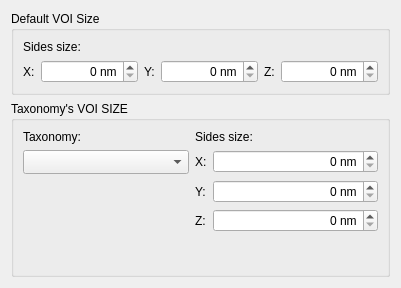
Before: the Qt Designer form App/Settings/VOI/RectangularVOISettings.ui in FelixdelasPozas/EspINA, drawn with Qt 5.
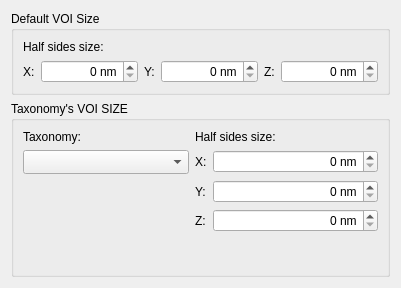
After: the same form once the commit is applied. Custom widgets are drawn as their Qt base class.

```diff
--- a/App/Settings/VOI/RectangularVOISettings.ui
+++ b/App/Settings/VOI/RectangularVOISettings.ui
@@ -23,7 +23,7 @@
       <item>
        <widget class="QLabel" name="label_3">
         <property name="text">
-         <string>Sides size:</string>
+         <string>Half sides size:</string>
         </property>
        </widget>
       </item>
@@ -219,7 +219,7 @@
         <item row="0" column="1" colspan="3">
          <widget class="QLabel" name="label">
           <property name="text">
-           <string>Sides size:</string>
+           <string>Half sides size:</string>
           </property>
          </widget>
         </item>
```
